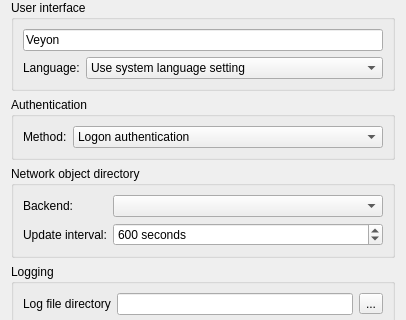
Before: the Qt Designer form configurator/src/GeneralConfigurationPage.ui in veyon/veyon, drawn with Qt 5; both pictures show x 0 to 406 and y 0 to 320 of the 406 by 533 pixel window.
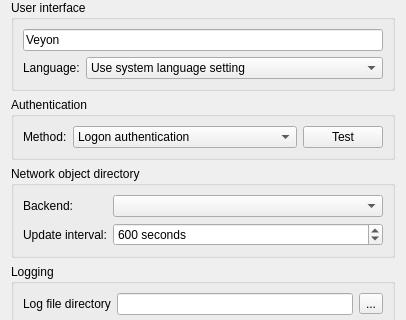
After: the same form once the commit is applied. Icons and pictures are not drawn.

Commit message: GeneralConfigurationPage: add authentication test

Patch:
```diff
--- a/configurator/src/GeneralConfigurationPage.ui
+++ b/configurator/src/GeneralConfigurationPage.ui
@@ -55,7 +55,7 @@
      <property name="title">
       <string>Authentication</string>
      </property>
-     <layout class="QHBoxLayout" name="horizontalLayout" stretch="0,1">
+     <layout class="QHBoxLayout" name="horizontalLayout" stretch="0,1,0">
       <item>
        <widget class="QLabel" name="label_2">
         <property name="text">
@@ -77,6 +77,17 @@
         </item>
        </widget>
       </item>
+      <item>
+       <widget class="QPushButton" name="testAuthenticationButton">
+        <property name="text">
+         <string>Test</string>
+        </property>
+        <property name="icon">
+         <iconset resource="../../core/resources/core.qrc">
+          <normaloff>:/core/dialog-ok-apply.png</normaloff>:/core/dialog-ok-apply.png</iconset>
+        </property>
+       </widget>
+      </item>
      </layout>
     </widget>
    </item>
```
Left out of the diff: 1 changed line with no effect on the pictures. The commit also changes 2 other files.
